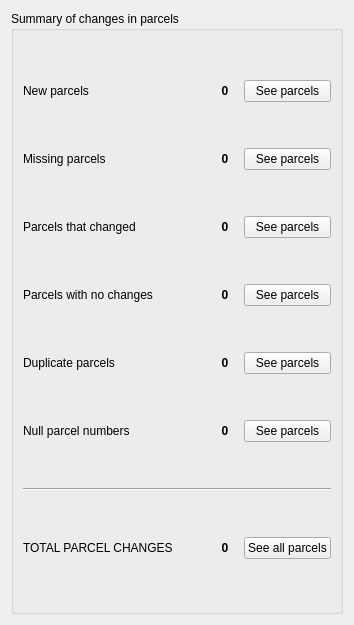
This is asistente_ladm_col/ui/change_detection/parcels_changes_summary_panel_widget.ui in SwissTierrasColombia/Asistente-LADM-COL as Qt 5 draws it before an edit. The edited form follows.
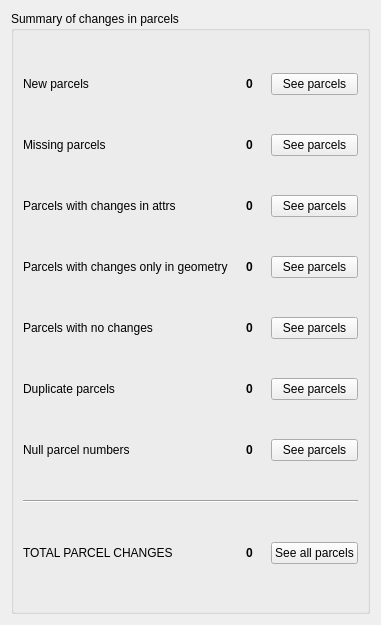
This is the edited form.

What changed in the file:
```diff
--- a/asistente_ladm_col/ui/change_detection/parcels_changes_summary_panel_widget.ui
+++ b/asistente_ladm_col/ui/change_detection/parcels_changes_summary_panel_widget.ui
@@ -6,7 +6,7 @@
    <rect>
     <x>0</x>
     <y>0</y>
-    <width>354</width>
+    <width>381</width>
     <height>625</height>
    </rect>
   </property>
@@ -26,36 +26,6 @@
       <string>Summary of changes in parcels</string>
      </property>
      <layout class="QGridLayout" name="gridLayout">
-      <item row="4" column="0">
-       <widget class="QLabel" name="lbl_duplicated_parcels">
-        <property name="text">
-         <string>Duplicate parcels</string>
-        </property>
-       </widget>
-      </item>
-      <item row="7" column="2">
-       <widget class="QLabel" name="lbl_total_parcels_count">
-        <property name="font">
-         <font>
-          <weight>75</weight>
-          <bold>true</bold>
-         </font>
-        </property>
-        <property name="text">
-         <string>0</string>
-        </property>
-        <property name="alignment">
-         <set>Qt::AlignCenter</set>
-        </property>
-       </widget>
-      </item>
-      <item row="7" column="0">
-       <widget class="QLabel" name="lbl_total_parcels">
-        <property name="text">
-         <string>TOTAL PARCEL CHANGES</string>
-        </property>
-       </widget>
-      </item>
       <item row="0" column="0">
        <widget class="QLabel" name="lbl_new_parcels">
         <property name="text">
@@ -63,7 +33,7 @@
         </property>
        </widget>
       </item>
-      <item row="0" column="2">
+      <item row="0" column="1">
        <widget class="QLabel" name="lbl_new_parcels_count">
         <property name="font">
          <font>
@@ -79,7 +49,7 @@
         </property>
        </widget>
       </item>
-      <item row="0" column="3">
+      <item row="0" column="2">
        <widget class="QPushButton" name="btn_new_parcels">
         <property name="text">
          <string>See parcels</string>
@@ -93,7 +63,7 @@
         </property>
        </widget>
       </item>
-      <item row="1" column="2">
+      <item row="1" column="1">
        <widget class="QLabel" name="lbl_missing_parcels_count">
         <property name="font">
          <font>
@@ -109,7 +79,7 @@
         </property>
        </widget>
       </item>
-      <item row="1" column="3">
+      <item row="1" column="2">
        <widget class="QPushButton" name="btn_missing_parcels">
         <property name="text">
          <string>See parcels</string>
@@ -119,41 +89,71 @@
       <item row="2" column="0">
        <widget class="QLabel" name="lbl_parcels_that_changed">
         <property name="text">
-         <string>Parcels that changed</string>
+         <string>Parcels with changes in attrs</string>
+        </property>
+       </widget>
+      </item>
+      <item row="2" column="1">
+       <widget class="QLabel" name="lbl_parcels_with_alphanumeric_changes_count">
+        <property name="font">
+         <font>
+          <weight>75</weight>
+          <bold>true</bold>
+         </font>
+        </property>
+        <property name="text">
+         <string>0</string>
+        </property>
+        <property name="alignment">
+         <set>Qt::AlignCenter</set>
         </property>
        </widget>
       </item>
       <item row="2" column="2">
-       <widget class="QLabel" name="lbl_parcels_that_changed_count">
-        <property name="font">
-         <font>
-          <weight>75</weight>
-          <bold>true</bold>
-         </font>
-        </property>
-        <property name="text">
-         <string>0</string>
-        </property>
-        <property name="alignment">
-         <set>Qt::AlignCenter</set>
-        </property>
-       </widget>
-      </item>
-      <item row="2" column="3">
-       <widget class="QPushButton" name="btn_parcels_that_changed">
+       <widget class="QPushButton" name="btn_parcels_with_alphanumeric_changes">
         <property name="text">
          <string>See parcels</string>
         </property>
        </widget>
       </item>
       <item row="3" column="0">
+       <widget class="QLabel" name="lbl_parcels_with_only_geometry_changes">
+        <property name="text">
+         <string>Parcels with changes only in geometry</string>
+        </property>
+       </widget>
+      </item>
+      <item row="3" column="1">
+       <widget class="QLabel" name="lbl_parcels_with_only_geometry_changes_count">
+        <property name="font">
+         <font>
+          <weight>75</weight>
+          <bold>true</bold>
+         </font>
+        </property>
+        <property name="text">
+         <string>0</string>
+        </property>
+        <property name="alignment">
+         <set>Qt::AlignCenter</set>
+        </property>
+       </widget>
+      </item>
+      <item row="3" column="2">
+       <widget class="QPushButton" name="btn_parcels_with_only_geometry_changes">
+        <property name="text">
+         <string>See parcels</string>
+        </property>
+       </widget>
+      </item>
+      <item row="4" column="0">
        <widget class="QLabel" name="lbl_parcels_with_no_changes">
         <property name="text">
          <string>Parcels with no changes</string>
         </property>
        </widget>
       </item>
-      <item row="3" column="2">
+      <item row="4" column="1">
        <widget class="QLabel" name="lbl_parcels_with_no_changes_count">
         <property name="font">
          <font>
@@ -169,80 +169,110 @@
         </property>
        </widget>
       </item>
-      <item row="3" column="3">
+      <item row="4" column="2">
        <widget class="QPushButton" name="btn_parcels_with_no_changes">
         <property name="text">
          <string>See parcels</string>
         </property>
        </widget>
       </item>
-      <item row="5" column="2">
-       <widget class="QLabel" name="lbl_null_parcel_numbers_count">
-        <property name="font">
-         <font>
-          <weight>75</weight>
-          <bold>true</bold>
-         </font>
-        </property>
-        <property name="text">
-         <string>0</string>
-        </property>
-        <property name="alignment">
-         <set>Qt::AlignCenter</set>
-        </property>
-       </widget>
-      </item>
       <item row="5" column="0">
+       <widget class="QLabel" name="lbl_duplicated_parcels">
+        <property name="text">
+         <string>Duplicate parcels</string>
+        </property>
+       </widget>
+      </item>
+      <item row="5" column="1">
+       <widget class="QLabel" name="lbl_duplicated_parcels_count">
+        <property name="font">
+         <font>
+          <weight>75</weight>
+          <bold>true</bold>
+         </font>
+        </property>
+        <property name="text">
+         <string>0</string>
+        </property>
+        <property name="alignment">
+         <set>Qt::AlignCenter</set>
+        </property>
+       </widget>
+      </item>
+      <item row="5" column="2">
+       <widget class="QPushButton" name="btn_duplicated_parcels">
+        <property name="text">
+         <string>See parcels</string>
+        </property>
+       </widget>
+      </item>
+      <item row="6" column="0">
        <widget class="QLabel" name="lbl_null_parcel_numbers">
         <property name="text">
          <string>Null parcel numbers</string>
         </property>
        </widget>
       </item>
-      <item row="4" column="3">
-       <widget class="QPushButton" name="btn_duplicated_parcels">
+      <item row="6" column="1">
+       <widget class="QLabel" name="lbl_null_parcel_numbers_count">
+        <property name="font">
+         <font>
+          <weight>75</weight>
+          <bold>true</bold>
+         </font>
+        </property>
         <property name="text">
-         <string>See parcels</string>
+         <string>0</string>
+        </property>
+        <property name="alignment">
+         <set>Qt::AlignCenter</set>
         </property>
        </widget>
       </item>
-      <item row="5" column="3">
+      <item row="6" column="2">
        <widget class="QPushButton" name="btn_null_parcel_numbers">
         <property name="text">
          <string>See parcels</string>
         </property>
        </widget>
       </item>
-      <item row="7" column="3">
-       <widget class="QPushButton" name="btn_total_parcels">
-        <property name="text">
-         <string>See all parcels</string>
-        </property>
-       </widget>
-      </item>
-      <item row="4" column="2">
-       <widget class="QLabel" name="lbl_duplicated_parcels_count">
-        <property name="font">
-         <font>
-          <weight>75</weight>
-          <bold>true</bold>
-         </font>
-        </property>
-        <property name="text">
-         <string>0</string>
-        </property>
-        <property name="alignment">
-         <set>Qt::AlignCenter</set>
-        </property>
-       </widget>
-      </item>
-      <item row="6" column="0" colspan="4">
+      <item row="7" column="0" colspan="3">
        <widget class="Line" name="line">
         <property name="orientation">
          <enum>Qt::Horizontal</enum>
         </property>
        </widget>
       </item>
+      <item row="8" column="0">
+       <widget class="QLabel" name="lbl_total_parcels">
+        <property name="text">
+         <string>TOTAL PARCEL CHANGES</string>
+        </property>
+       </widget>
+      </item>
+      <item row="8" column="1">
+       <widget class="QLabel" name="lbl_total_parcels_count">
+        <property name="font">
+         <font>
+          <weight>75</weight>
+          <bold>true</bold>
+         </font>
+        </property>
+        <property name="text">
+         <string>0</string>
+        </property>
+        <property name="alignment">
+         <set>Qt::AlignCenter</set>
+        </property>
+       </widget>
+      </item>
+      <item row="8" column="2">
+       <widget class="QPushButton" name="btn_total_parcels">
+        <property name="text">
+         <string>See all parcels</string>
+        </property>
+       </widget>
+      </item>
      </layout>
     </widget>
    </item>
```
Left out of the diff: 2 changed lines with no effect on the pictures.
